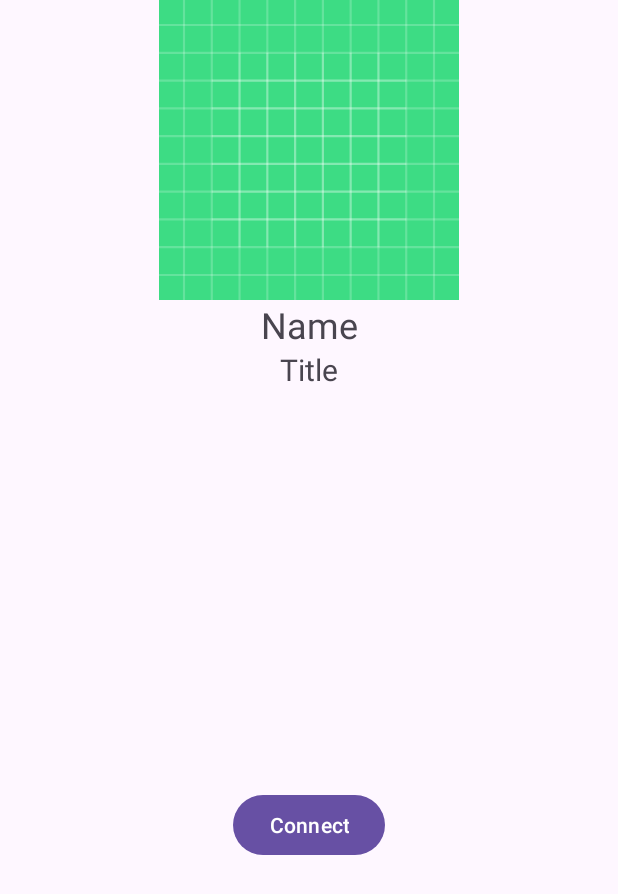
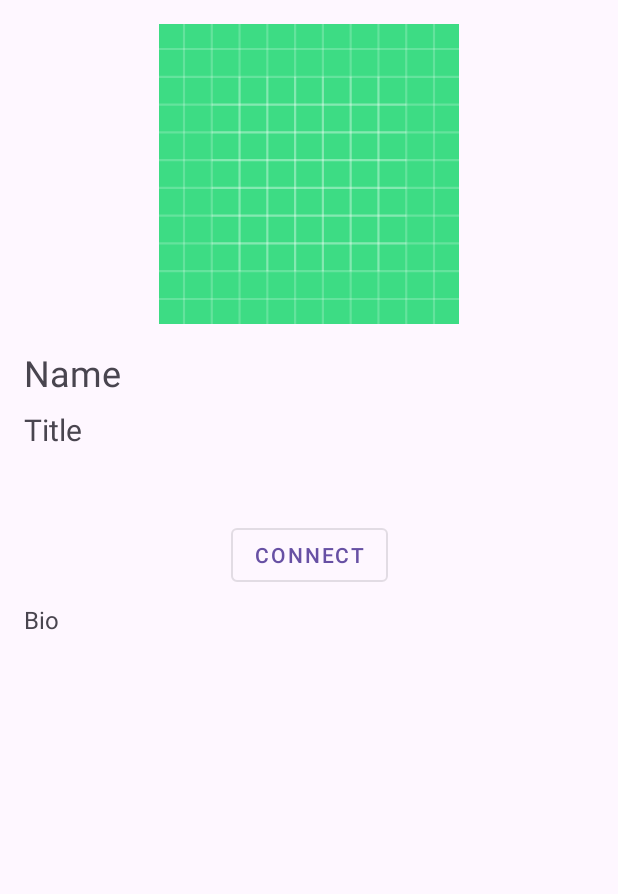
Before and after one commit to Dannysyed/job-recu, an Android app: the DetailActivity screen opened directly, with no data from a screen before it, on a phone screen of 412 x 824 dp. Shown: the top 894 px of the screen. Run offline under Robolectric (Android 15) with nearby library versions, the light colour scheme and no system bars; our stand-ins replace Firebase (no records; nobody signed in at launch, a user with empty details on screens opened directly).

Commit message:
Added bio in Candidate detail page

```diff
--- a/app/src/main/java/com/example/job/Candidate.kt
+++ b/app/src/main/java/com/example/job/Candidate.kt
@@ -3,7 +3,7 @@ package com.example.job
 data class Candidate(
     val id: String = "",
     val name: String = "",
+    val title: String = "",
     val photoUrl: String = "",
-    val title: String = ""
-
+    val bio: String = ""
 )
--- a/app/src/main/java/com/example/job/CandidateActivity.kt
+++ b/app/src/main/java/com/example/job/CandidateActivity.kt
@@ -41,7 +41,7 @@ class CandidateActivity : AppCompatActivity() {
             }
 
             override fun onCancelled(error: DatabaseError) {
-
+                // Handle possible errors
             }
         })
     }
--- a/app/src/main/java/com/example/job/DetailActivity.kt
+++ b/app/src/main/java/com/example/job/DetailActivity.kt
@@ -18,6 +18,8 @@ class DetailActivity : AppCompatActivity() {
         setContentView(R.layout.activity_detail)
 
         val textViewDetailName: TextView = findViewById(R.id.textViewDetailName)
+        val textViewDetailBio: TextView = findViewById(R.id.textViewDetailBio)
+
         val textViewDetailTitle: TextView = findViewById(R.id.textViewDetailTitle)
         val imageViewDetailPhoto: ImageView = findViewById(R.id.imageViewDetailPhoto)
         buttonConnect = findViewById(R.id.buttonConnect)
@@ -34,6 +36,7 @@ class DetailActivity : AppCompatActivity() {
                 if (candidate != null) {
                     textViewDetailName.text = candidate.name
                     textViewDetailTitle.text = candidate.title
+                    textViewDetailBio.text = candidate.bio
                     val storageReference = FirebaseStorage.getInstance().getReferenceFromUrl(candidate.photoUrl)
                     storageReference.downloadUrl.addOnSuccessListener { uri ->
                         Glide.with(this)
--- a/app/src/main/res/layout/activity_detail.xml
+++ b/app/src/main/res/layout/activity_detail.xml
@@ -1,10 +1,15 @@
 <?xml version="1.0" encoding="utf-8"?>
-<androidx.constraintlayout.widget.ConstraintLayout xmlns:android="http://schemas.android.com/apk/res/android"
+<ScrollView xmlns:android="http://schemas.android.com/apk/res/android"
     xmlns:app="http://schemas.android.com/apk/res-auto"
     xmlns:tools="http://schemas.android.com/tools"
     android:layout_width="match_parent"
     android:layout_height="match_parent"
     tools:context=".DetailActivity">
+
+    <androidx.constraintlayout.widget.ConstraintLayout
+        android:layout_width="match_parent"
+        android:layout_height="wrap_content"
+        android:padding="16dp">
 
         <ImageView
             android:id="@+id/imageViewDetailPhoto"
@@ -17,23 +22,37 @@
 
         <TextView
             android:id="@+id/textViewDetailName"
-        android:layout_width="wrap_content"
+            android:layout_width="0dp"
             android:layout_height="wrap_content"
             android:text="Name"
             android:textSize="24sp"
             app:layout_constraintTop_toBottomOf="@id/imageViewDetailPhoto"
             app:layout_constraintStart_toStartOf="parent"
-        app:layout_constraintEnd_toEndOf="parent" />
+            app:layout_constraintEnd_toEndOf="parent"
+            android:layout_marginTop="16dp" />
 
         <TextView
             android:id="@+id/textViewDetailTitle"
-        android:layout_width="wrap_content"
+            android:layout_width="0dp"
             android:layout_height="wrap_content"
             android:text="Title"
             android:textSize="20sp"
             app:layout_constraintTop_toBottomOf="@id/textViewDetailName"
             app:layout_constraintStart_toStartOf="parent"
-        app:layout_constraintEnd_toEndOf="parent" />
+            app:layout_constraintEnd_toEndOf="parent"
+            android:layout_marginTop="8dp" />
+
+        <TextView
+            android:id="@+id/textViewDetailBio"
+            android:layout_width="0dp"
+            android:layout_height="wrap_content"
+            android:text="Bio"
+            android:textSize="16sp"
+            app:layout_constraintTop_toBottomOf="@id/buttonConnect"
+            app:layout_constraintStart_toStartOf="parent"
+            app:layout_constraintEnd_toEndOf="parent"
+            android:layout_marginTop="8dp" />
+
 
         <Button
             android:id="@+id/buttonConnect"
@@ -44,6 +63,8 @@
             app:layout_constraintStart_toStartOf="parent"
             app:layout_constraintEnd_toEndOf="parent"
             app:layout_constraintBottom_toBottomOf="parent"
-        android:layout_marginTop="16dp" />
+            android:layout_marginTop="16dp"
+            style="@style/Widget.MaterialComponents.Button.OutlinedButton" />
 
     </androidx.constraintlayout.widget.ConstraintLayout>
+</ScrollView>
```
Lines whose indentation alone changed are shown as unchanged.
